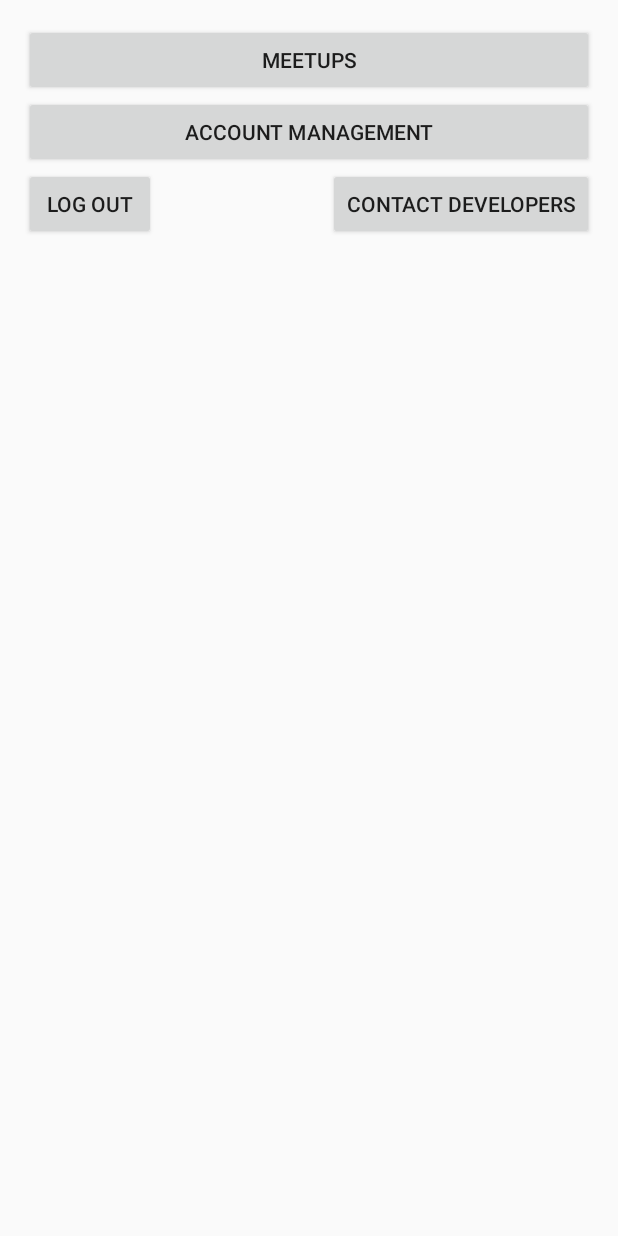
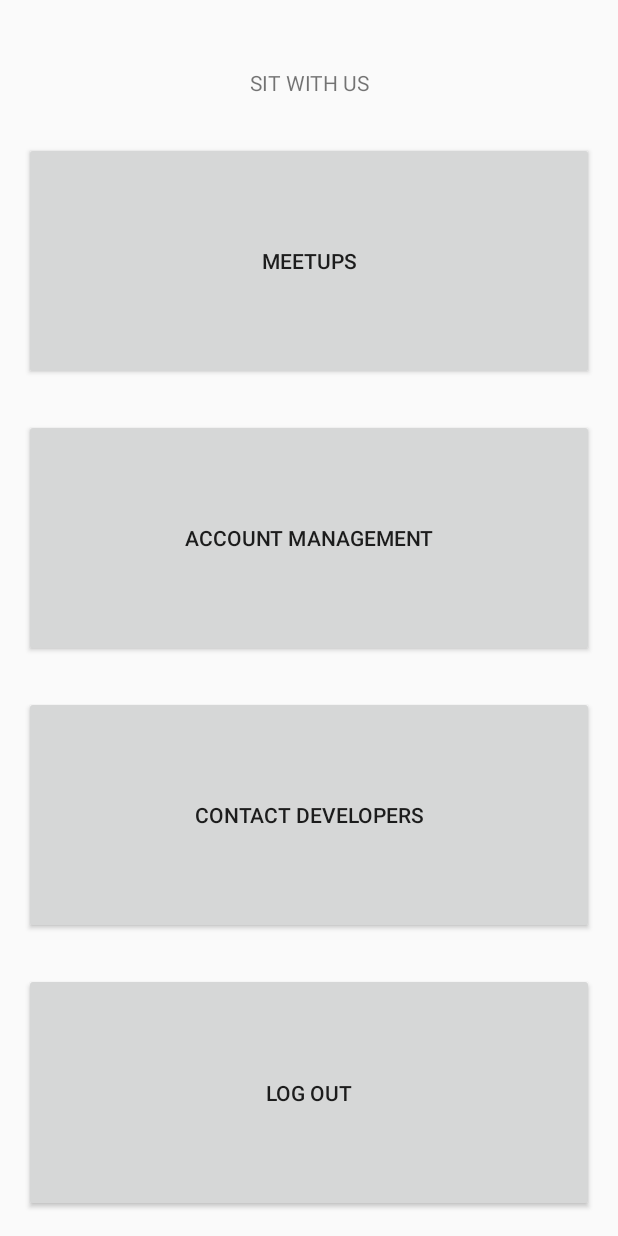
Before and after one commit to wmcrain/MemesForFriends, an Android app: the MainActivity screen opened directly, with no data from a screen before it, on a phone screen of 412 x 824 dp. Run offline under Robolectric (Android 15) with nearby library versions, the phone set to English and light mode, and no system bars.

Commit message:
Layout consistency

```diff
--- a/app/app/src/main/java/com/dhrw/sitwithus/MeetupSearchActivity.java
+++ b/app/app/src/main/java/com/dhrw/sitwithus/MeetupSearchActivity.java
@@ -160,6 +160,9 @@ public class MeetupSearchActivity extends Activity {
 
         //Potentially need a Boolean flag if using one screen and repopulating the ListView
         //When a button is clicked, check the state of the flag, set colors as necessary
+        //keep track of two lists for the list adapter
+        //flip flags on button presses to signify which list we're looking at
+        //easier than repopulating a single list repeatedly
         Button stopSearch = (Button) findViewById(R.id.stopSearch);
         stopSearch.setOnClickListener(new View.OnClickListener() {
             @Override
--- a/app/app/src/main/res/layout/activity_accountmanagement.xml
+++ b/app/app/src/main/res/layout/activity_accountmanagement.xml
@@ -1,25 +1,23 @@
 <?xml version="1.0" encoding="utf-8"?>
 <RelativeLayout xmlns:android="http://schemas.android.com/apk/res/android"
     xmlns:app="http://schemas.android.com/apk/res-auto"
-    android:layout_width="match_parent" android:layout_height="match_parent" android:paddingTop="@dimen/activity_vertical_margin"
-    android:paddingBottom="@dimen/activity_vertical_margin" android:paddingLeft="@dimen/activity_horizontal_margin"
+    android:layout_width="match_parent" android:layout_height="match_parent"
+    android:paddingTop="@dimen/activity_vertical_margin"
+    android:paddingBottom="@dimen/activity_vertical_margin"
+    android:paddingLeft="@dimen/activity_horizontal_margin"
     android:paddingRight="@dimen/activity_horizontal_margin">
     <LinearLayout android:layout_width="match_parent" android:layout_height="match_parent"
         android:weightSum = "1" android:orientation="vertical">
-        <LinearLayout android:layout_width="match_parent" android:layout_height="0dp"
-            android:orientation="horizontal" android:layout_weight = ".1">
-
 
         <TextView
             android:id="@+id/headerManage"
             android:layout_width="match_parent"
-                android:layout_height="match_parent"
+            android:layout_height="0dp"
             android:ems="10"
             android:gravity="center"
             android:inputType="none"
-                android:text="ACCOUNT MANAGEMENT" />
-
-        </LinearLayout>
+            android:text="ACCOUNT MANAGEMENT"
+            android:layout_weight=".1"/>
 
         <Button
             android:id="@+id/editProfileButtonManage"
@@ -30,7 +28,7 @@
         <View
             android:layout_width="match_parent"
             android:layout_height="0dp"
-            android:layout_weight=".0225"/>
+            android:layout_weight=".033"/>
 
         <Button
             android:id="@+id/meetupHistoryButtonManage"
@@ -41,7 +39,7 @@
         <View
             android:layout_width="match_parent"
             android:layout_height="0dp"
-            android:layout_weight=".0225"/>
+            android:layout_weight=".033"/>
 
         <Button
             android:id="@+id/friendlistManage"
@@ -52,7 +50,7 @@
         <View
             android:layout_width="match_parent"
             android:layout_height="0dp"
-            android:layout_weight=".0225"/>
+            android:layout_weight=".033"/>
 
         <Button
             android:id="@+id/blocklistManage"
--- a/app/app/src/main/res/layout/activity_main_screen.xml
+++ b/app/app/src/main/res/layout/activity_main_screen.xml
@@ -1,51 +1,62 @@
-<RelativeLayout xmlns:android="http://schemas.android.com/apk/res/android"
+<?xml version="1.0" encoding="utf-8"?>
+<LinearLayout xmlns:android="http://schemas.android.com/apk/res/android"
     xmlns:tools="http://schemas.android.com/tools" android:layout_width="match_parent"
-    android:layout_height="match_parent" android:paddingRight="@dimen/activity_horizontal_margin"
+    android:layout_height="match_parent"
+    android:layout_weight = "1"
+    android:orientation="vertical"
+    android:paddingRight="@dimen/activity_horizontal_margin"
     android:paddingLeft="@dimen/activity_horizontal_margin"
     android:paddingTop="@dimen/activity_vertical_margin"
-    android:paddingBottom="@dimen/activity_vertical_margin" tools:context=".MainActivity">
-    <LinearLayout
+    android:paddingBottom="@dimen/activity_vertical_margin"
+    tools:context=".MainActivity">
+    <TextView
+        android:id="@+id/headerManage"
         android:layout_width="match_parent"
-        android:layout_height="match_parent"
-        android:layout_centerHorizontal="true"
-        android:layout_centerVertical="true"
-        android:orientation="vertical">
-
+        android:layout_height="0dp"
+        android:ems="10"
+        android:gravity="center"
+        android:inputType="none"
+        android:text="SIT WITH US"
+        android:layout_weight=".1"/>
     <Button
         android:id="@+id/meetupsMain"
         android:layout_width="match_parent"
-            android:layout_height="wrap_content"
+        android:layout_height="0dp"
+        android:layout_weight=".2"
         android:text="Meetups" />
-
+    <View
+        android:layout_width="match_parent"
+        android:layout_height="0dp"
+        android:layout_weight=".033"/>
     <Button
         android:id="@+id/accmanageMain"
         android:layout_width="match_parent"
-            android:layout_height="wrap_content"
+        android:layout_height="0dp"
+        android:layout_weight=".2"
         android:text="Account Management" />
 
-        <LinearLayout
+    <View
         android:layout_width="match_parent"
-            android:layout_height="wrap_content"
-            android:orientation="horizontal">
+        android:layout_height="0dp"
+        android:layout_weight=".033"/>
+
+    <Button
+        android:id="@+id/contactdevsMain"
+        android:layout_width="match_parent"
+        android:layout_height="0dp"
+        android:layout_weight=".2"
+        android:text="Contact Developers" />
+
+    <View
+        android:layout_width="match_parent"
+        android:layout_height="0dp"
+        android:layout_weight=".033"/>
 
     <Button
         android:id="@+id/logoutMain"
-                android:layout_width="wrap_content"
-                android:layout_height="wrap_content"
+        android:layout_width="match_parent"
+        android:layout_height="0dp"
+        android:layout_weight=".2"
         android:text="Log Out" />
-            <View
-                android:layout_width="0dp"
-                android:layout_weight="1"
-                android:layout_height="wrap_content"
-            />
 
-            <Button
-                android:id="@+id/contactdevsMain"
-                android:layout_width="wrap_content"
-                android:layout_height="wrap_content"
-                android:text="Contact Developers" />
 </LinearLayout>
-    </LinearLayout>
-
-
-</RelativeLayout>
```
Lines whose indentation alone changed are shown as unchanged.
